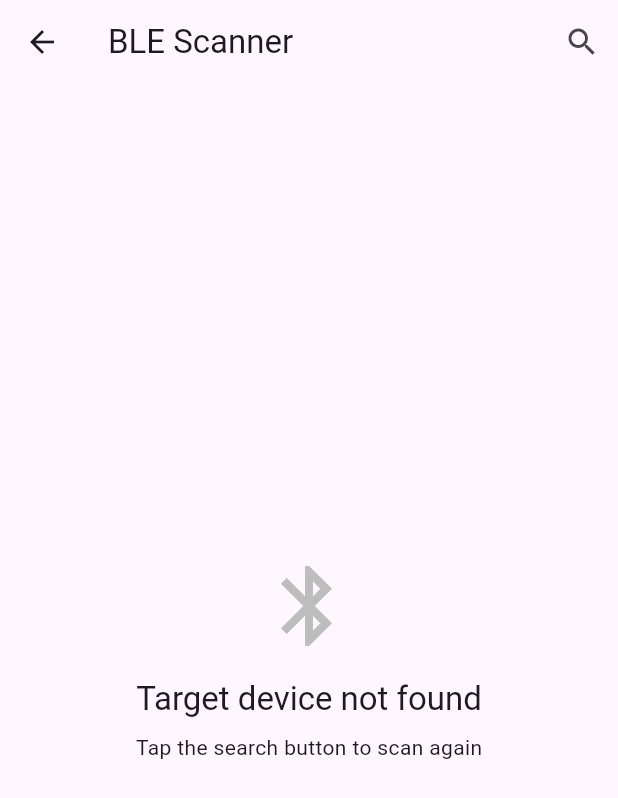
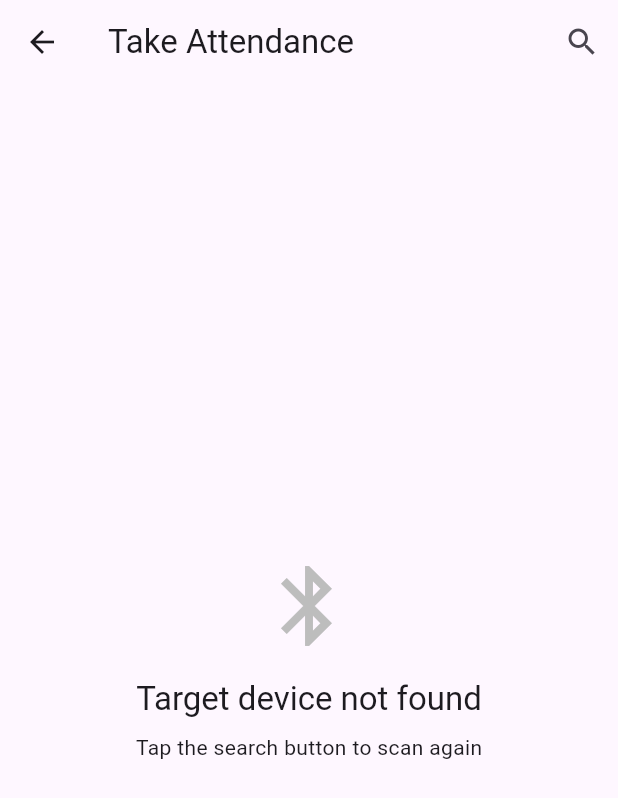
Before and after one commit to DevStrider/BLE-Smart-Attendance-App, a Flutter app: the BLEScannerScreen screen opened directly, on a phone screen of 412 x 824 dp. Shown: the top 798 px of the screen. Run offline on Flutter 3.47's test engine with Material 3 defaults, Android fonts, the phone set to English and light mode, and no system bars; our stand-ins replace firebase_auth, firebase_core, firebase_database, flutter_blue_plus, google_fonts, permission_handler; accounts and stored records are empty.

Commit message:
MileStone 1

```diff
--- a/lib/TakeAttendancePage.dart
+++ b/lib/TakeAttendancePage.dart
@@ -140,7 +140,7 @@ class _BLEScannerScreenState extends State<BLEScannerScreen> {
     // this scaffold will only be visible if the target device is not found immediately.
     return Scaffold(
       appBar: AppBar(
-        title: const Text('BLE Scanner'),
+        title: const Text('Take Attendance'),
         actions: [
           IconButton(
             icon: Icon(_isScanning ? Icons.stop : Icons.search),
```
